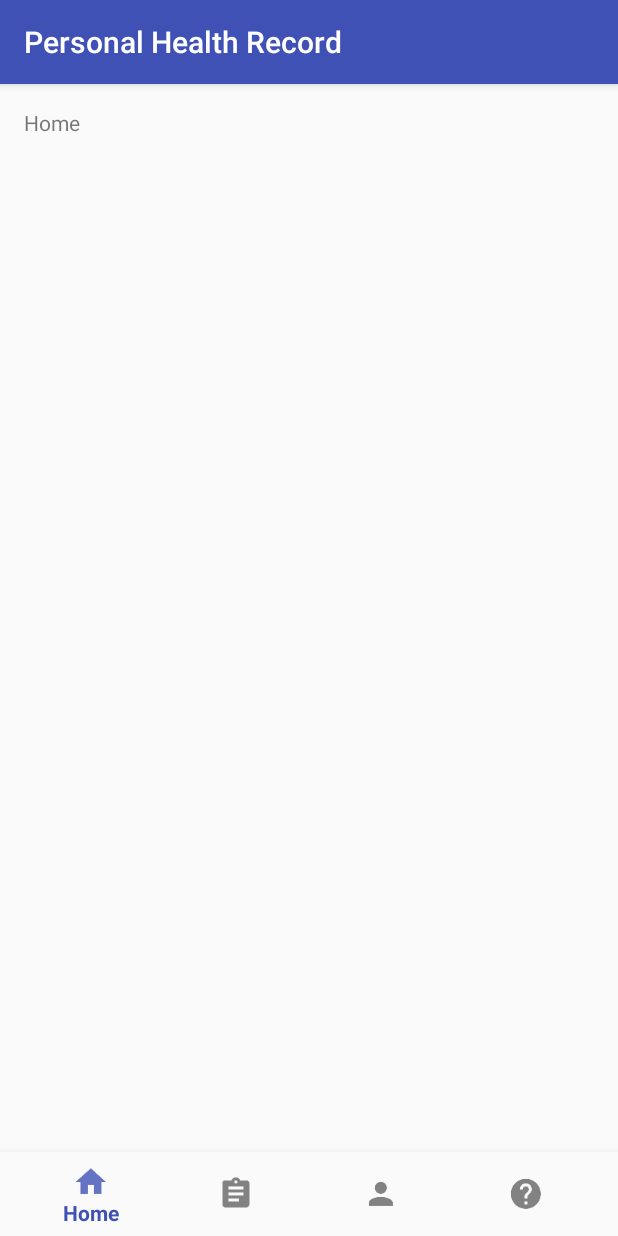
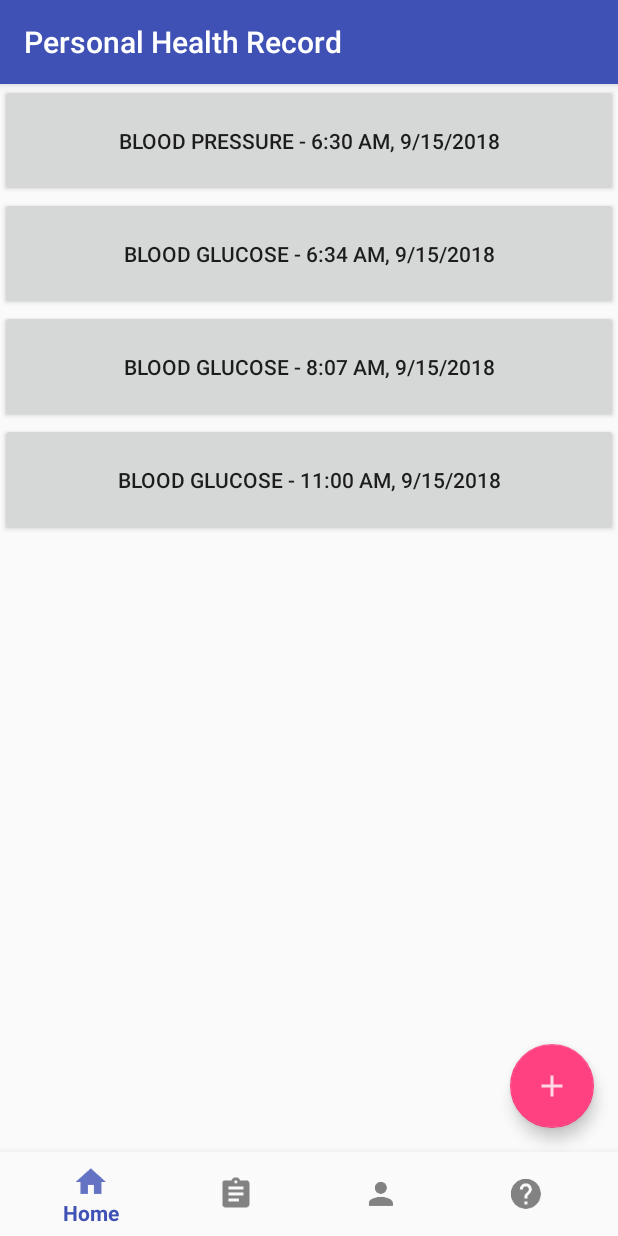
Before and after one commit to ChrisRunyan/AndroidPersonalHealthRecord, an Android app: the screen it shows after launch (MainActivity), on a phone screen of 412 x 824 dp. Run offline under Robolectric (Android 15) with nearby library versions, the phone set to English and light mode, and no system bars.

Commit message:
Created view for records button

```diff
--- a/app/src/main/AndroidManifest.xml
+++ b/app/src/main/AndroidManifest.xml
@@ -20,7 +20,7 @@
         </activity>
         <activity
             android:name=".AddRecordActivity"
-            android:label="@string/title_activity_add_record"></activity>
+            android:label="@string/title_activity_add_record" />
     </application>
 
 </manifest>
--- a/app/src/main/res/layout/activity_main.xml
+++ b/app/src/main/res/layout/activity_main.xml
@@ -18,6 +18,43 @@
         app:layout_constraintLeft_toLeftOf="parent"
         app:layout_constraintTop_toTopOf="parent" />
 
+    <Button
+        android:layout_width="match_parent"
+        android:layout_height="75dp"
+        android:id="@+id/but_1"
+        android:text="Blood Pressure - 6:30 AM, 9/15/2018"/>
+
+    <Button
+        android:layout_width="match_parent"
+        android:layout_height="75dp"
+        android:id="@+id/but_2"
+        app:layout_constraintTop_toBottomOf="@+id/but_1"
+        android:text="Blood Glucose - 6:34 AM, 9/15/2018"/>
+
+    <Button
+        android:layout_width="match_parent"
+        android:layout_height="75dp"
+        android:id="@+id/but_3"
+        app:layout_constraintTop_toBottomOf="@+id/but_2"
+        android:text="Blood Glucose - 8:07 AM, 9/15/2018"/>
+
+    <Button
+        android:layout_width="match_parent"
+        android:layout_height="75dp"
+        android:id="@+id/but_4"
+        app:layout_constraintTop_toBottomOf="@+id/but_3"
+        android:text="Blood Glucose - 11:00 AM, 9/15/2018"/>
+
+    <android.support.design.widget.FloatingActionButton
+        android:id="@+id/add"
+        android:layout_width="wrap_content"
+        android:layout_height="wrap_content"
+        android:layout_gravity="end|bottom"
+        app:layout_constraintRight_toRightOf="parent"
+        app:layout_constraintBottom_toTopOf="@id/navigation"
+        android:layout_margin="16dp"
+        android:src="@drawable/ic_add_button_2"/>
+
     <android.support.design.widget.BottomNavigationView
         android:id="@+id/navigation"
         android:layout_width="0dp"
--- a/app/src/main/res/values/dimens.xml
+++ b/app/src/main/res/values/dimens.xml
@@ -2,4 +2,5 @@
     <!-- Default screen margins, per the Android Design guidelines. -->
     <dimen name="activity_horizontal_margin">16dp</dimen>
     <dimen name="activity_vertical_margin">16dp</dimen>
+    <dimen name="fab_margin">16dp</dimen>
 </resources>
--- a/app/src/main/res/values/strings.xml
+++ b/app/src/main/res/values/strings.xml
@@ -7,4 +7,5 @@
     <string name="title_activity_add_record">AddRecordActivity</string>
     <string name="title_dashboard">Dashboard</string>
     <string name="title_notifications">Notifications</string>
+    <string name="title_activity_view">ViewActivity</string>
 </resources>
```
Also changed, not shown: app/src/main/res/layout/content_view.xml (added, +11 -0 lines), app/src/main/res/values/styles.xml (+9 -0 lines), app/src/main/res/drawable-hdpi/ic_add_button_2.png (added), app/src/main/res/drawable-mdpi/ic_add_button_2.png (added), app/src/main/res/drawable-xhdpi/ic_add_button_2.png (added), app/src/main/res/drawable-xxhdpi/ic_add_button_2.png (added).
